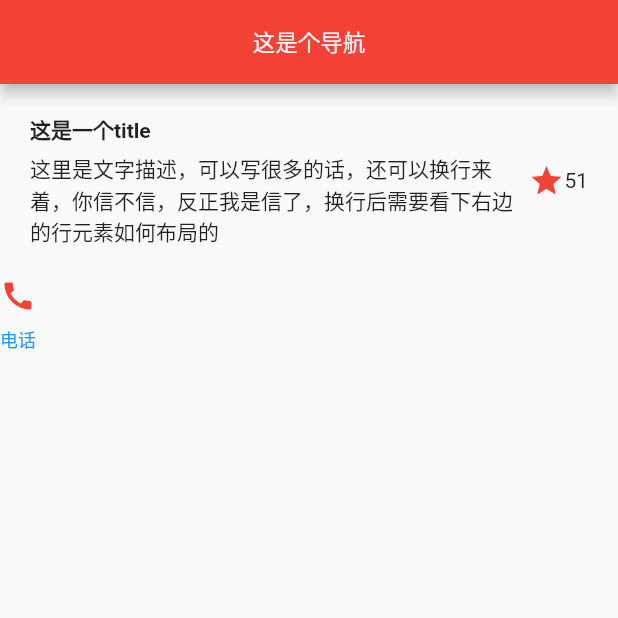
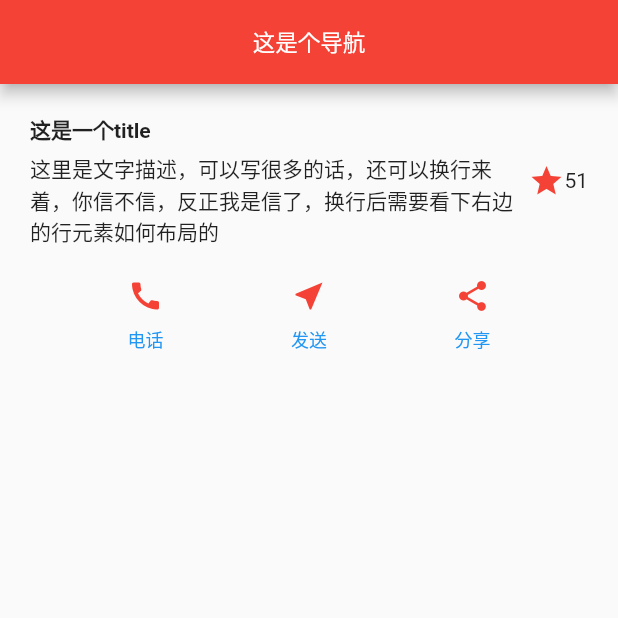
Before and after one commit to JeffreyWW/flutter_project, a Flutter app: the screen it shows after launch, on a phone screen of 412 x 824 dp, the top half of it. Run offline on Flutter 3.47's test engine with Material 2 defaults, Android fonts, the phone set to English and light mode, and no system bars.

Commit message:
btn布局

```diff
--- a/lib/main.dart
+++ b/lib/main.dart
@@ -1,4 +1,3 @@
-import 'dart:async';
 
 import 'package:flutter/material.dart';
 import 'package:flutter/rendering.dart';
@@ -40,7 +39,7 @@ class TitleSection extends StatelessWidget {
           /*Expanded放在行或者列的里面再包含的元素会填充整个行或者列的剩余空间*/
           Expanded(
             child: Column(
-              /*crossAxisAlignment属性为行或者列的子元素对齐方式,默认是貌似是剧中*/
+              /*crossAxisAlignment属性为行或者列的子元素对齐方式,默认是貌似是剧中,次级轴*/
               crossAxisAlignment: CrossAxisAlignment.start,
               children: <Widget>[
                 Container(
@@ -87,7 +86,13 @@ class BtnSection extends StatelessWidget {
     }
 
     return Row(
-      children: <Widget>[buildBtnColumn(Icons.call, "电话")],
+      /*主轴对齐方式，Row则为平铺的方式*/
+      mainAxisAlignment: MainAxisAlignment.spaceEvenly,
+      children: <Widget>[
+        buildBtnColumn(Icons.call, "电话"),
+        buildBtnColumn(Icons.near_me, "发送"),
+        buildBtnColumn(Icons.share, "分享"),
+      ],
     );
   }
 }
```
